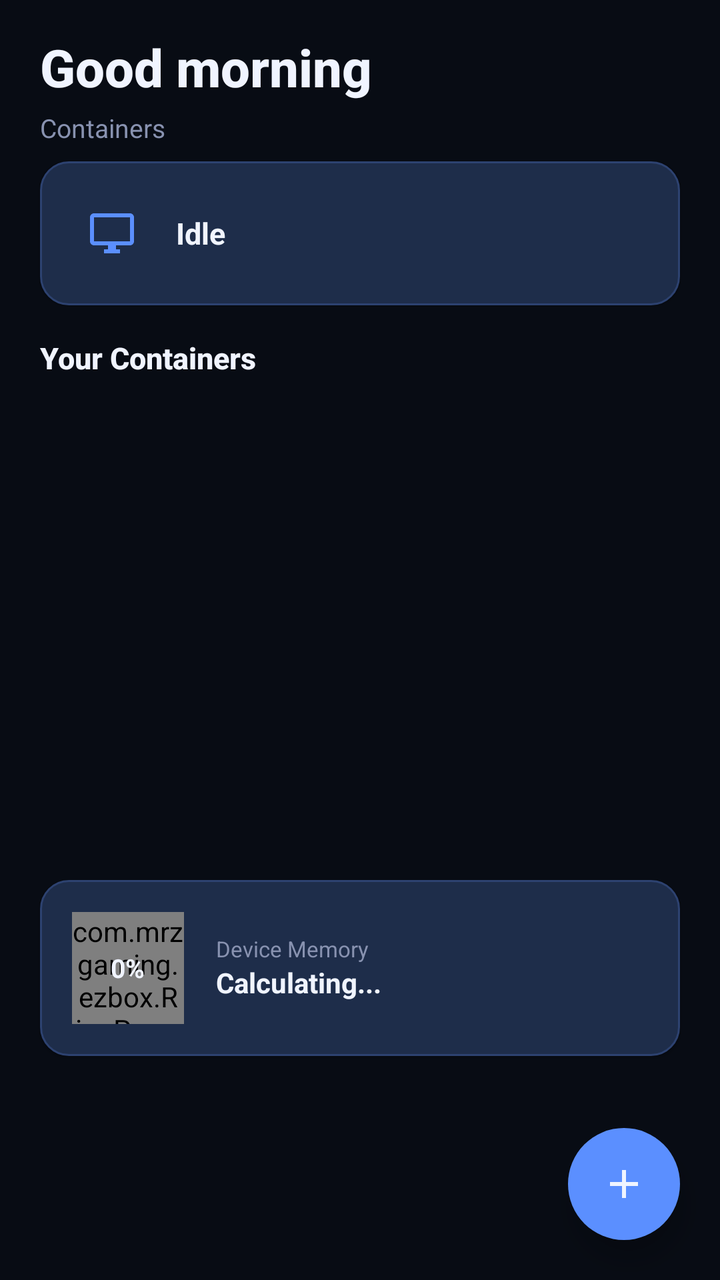
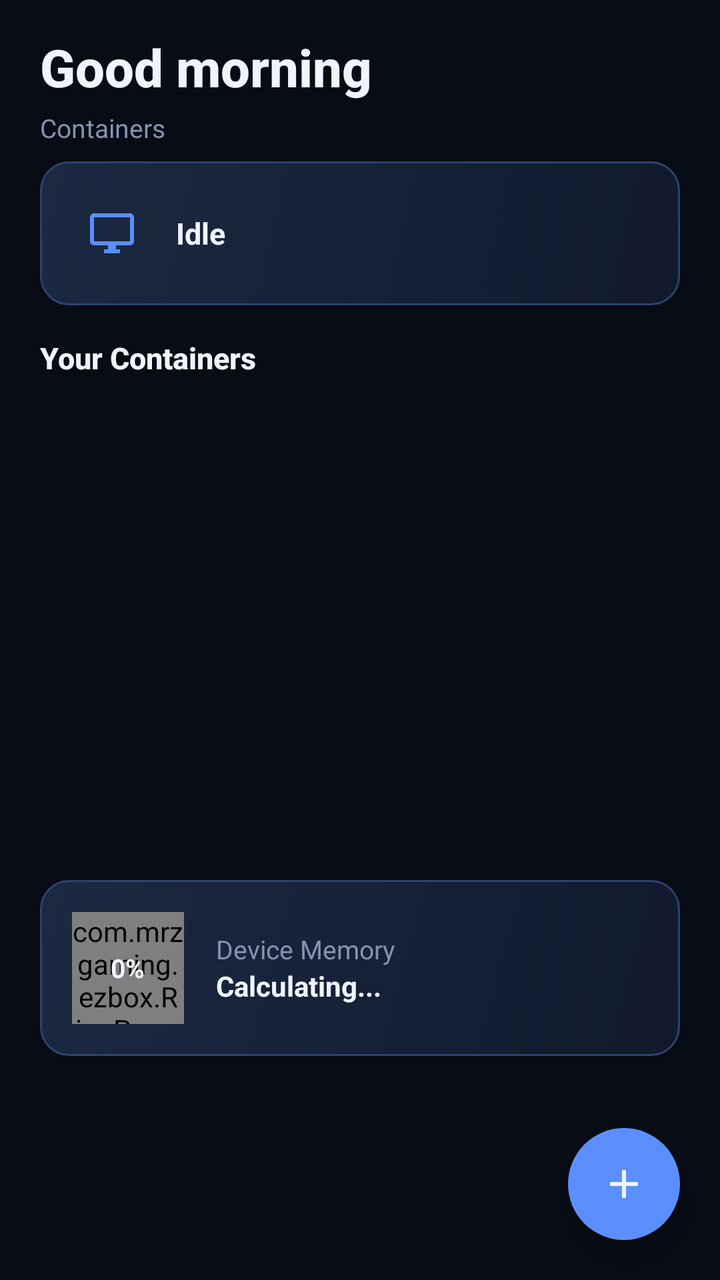

Screens rendered from an Android XML layout before and after an edit, with the pre-edit source and the edit as a unified diff.
<!-- AndroidManifest.xml: application theme Theme.EZBox -->
<!-- res/layout/fragment_home.xml -->
<?xml version="1.0" encoding="utf-8"?>
<LinearLayout xmlns:android="http://schemas.android.com/apk/res/android"
    xmlns:app="http://schemas.android.com/apk/res-auto"
    android:layout_width="match_parent"
    android:layout_height="match_parent"
    android:orientation="vertical"
    android:background="@color/ezos_bg_base"
    android:fitsSystemWindows="true">

    
    <LinearLayout
        android:layout_width="match_parent"
        android:layout_height="wrap_content"
        android:orientation="vertical"
        android:paddingTop="16dp"
        android:paddingBottom="8dp"
        android:paddingStart="20dp"
        android:paddingEnd="20dp">

        <TextView
            android:id="@+id/tvGreeting"
            android:layout_width="wrap_content"
            android:layout_height="wrap_content"
            android:text="Good morning"
            android:textColor="@color/ezos_text_primary"
            android:textSize="26sp"
            android:textStyle="bold"
            android:fontFamily="sans-serif-medium" />

        <TextView
            android:layout_width="wrap_content"
            android:layout_height="wrap_content"
            android:text="Containers"
            android:textColor="@color/ezos_text_secondary"
            android:textSize="13sp"
            android:layout_marginTop="4dp" />
    </LinearLayout>

    
    <LinearLayout
        android:layout_width="match_parent"
        android:layout_height="wrap_content"
        android:orientation="horizontal"
        android:gravity="center_vertical"
        android:background="@drawable/card_glow_bg"
        android:padding="16dp"
        android:layout_marginHorizontal="20dp"
        android:layout_marginBottom="16dp"
        android:elevation="1dp">

        <FrameLayout
            android:layout_width="40dp"
            android:layout_height="40dp"
            android:layout_marginEnd="12dp">

            <ImageView
                android:layout_width="24dp"
                android:layout_height="24dp"
                android:src="@drawable/ic_desktop_monitor"
                app:tint="@color/ezos_accent"
                android:layout_gravity="center" />
        </FrameLayout>

        <LinearLayout
            android:layout_width="0dp"
            android:layout_height="wrap_content"
            android:layout_weight="1"
            android:orientation="vertical">

            <TextView
                android:id="@+id/tvBackendStatus"
                android:layout_width="wrap_content"
                android:layout_height="wrap_content"
                android:text="Idle"
                android:textColor="@color/ezos_text_primary"
                android:textSize="15sp"
                android:textStyle="bold" />

            <TextView
                android:id="@+id/tvUptime"
                android:layout_width="wrap_content"
                android:layout_height="wrap_content"
                android:text=""
                android:textColor="@color/ezos_accent"
                android:textSize="11sp"
                android:textStyle="bold"
                android:visibility="gone" />
        </LinearLayout>
    </LinearLayout>

    
    <TextView
        android:layout_width="wrap_content"
        android:layout_height="wrap_content"
        android:text="Your Containers"
        android:textColor="@color/ezos_text_primary"
        android:textSize="15sp"
        android:textStyle="bold"
        android:paddingHorizontal="20dp"
        android:layout_marginBottom="12dp"
        android:fontFamily="sans-serif-medium" />

    <androidx.recyclerview.widget.RecyclerView
        android:id="@+id/recyclerContainers"
        android:layout_width="match_parent"
        android:layout_height="0dp"
        android:layout_weight="1"
        android:layout_marginHorizontal="20dp"
        android:clipToPadding="false" />

    
    <LinearLayout
        android:layout_width="match_parent"
        android:layout_height="wrap_content"
        android:orientation="horizontal"
        android:gravity="center_vertical"
        android:background="@drawable/card_glow_bg"
        android:padding="16dp"
        android:layout_marginHorizontal="20dp"
        android:layout_marginBottom="16dp"
        android:elevation="1dp">

        <FrameLayout
            android:layout_width="56dp"
            android:layout_height="56dp"
            android:layout_marginEnd="16dp">

            <com.mrzgaming.ezbox.RingProgressView
                android:id="@+id/ringRam"
                android:layout_width="match_parent"
                android:layout_height="match_parent" />

            <TextView
                android:id="@+id/tvRamPercent"
                android:layout_width="wrap_content"
                android:layout_height="wrap_content"
                android:layout_gravity="center"
                android:text="0%"
                android:textColor="@color/ezos_text_primary"
                android:textSize="13sp"
                android:textStyle="bold" />
        </FrameLayout>

        <LinearLayout
            android:layout_width="0dp"
            android:layout_height="wrap_content"
            android:layout_weight="1"
            android:orientation="vertical">

            <TextView
                android:layout_width="wrap_content"
                android:layout_height="wrap_content"
                android:text="Device Memory"
                android:textColor="@color/ezos_text_secondary"
                android:textSize="11sp" />

            <TextView
                android:id="@+id/tvRamDetail"
                android:layout_width="wrap_content"
                android:layout_height="wrap_content"
                android:text="Calculating..."
                android:textColor="@color/ezos_text_primary"
                android:textSize="14sp"
                android:textStyle="bold" />
        </LinearLayout>
    </LinearLayout>

    
    <com.google.android.material.floatingactionbutton.FloatingActionButton
        android:id="@+id/fabAdd"
        android:layout_width="56dp"
        android:layout_height="56dp"
        android:layout_gravity="bottom|end"
        android:layout_margin="20dp"
        android:layout_marginBottom="90dp"
        android:src="@drawable/ic_add"
        android:backgroundTint="@color/ezos_accent"
        app:elevation="8dp"
        app:borderWidth="0dp" />

</LinearLayout>
<!-- resources referenced by this layout -->
<resources>
  <color name="ezos_accent">#5B8FFF</color>
  <color name="ezos_bg_base">#080C14</color>
  <color name="ezos_text_primary">#F0F4FF</color>
  <color name="ezos_text_secondary">#8892B0</color>
  <!-- drawable card_glow_bg (drawable) -->
  <?xml version="1.0" encoding="utf-8"?>
  <shape xmlns:android="http://schemas.android.com/apk/res/android">
      <solid android:color="#1E2D4A" />
      <corners android:radius="14dp" />
      <stroke android:width="1dp" android:color="#2D4270" />
  </shape>
  <!-- drawable ic_add (drawable) -->
  <?xml version="1.0" encoding="utf-8"?>
  <vector xmlns:android="http://schemas.android.com/apk/res/android"
      android:width="24dp"
      android:height="24dp"
      android:viewportWidth="24"
      android:viewportHeight="24">
      <path
          android:fillColor="@android:color/white"
          android:pathData="M19,13h-6v6h-2v-6H5v-2h6V5h2v6h6v2z" />
  </vector>
  <!-- drawable ic_desktop_monitor (drawable) -->
  <vector xmlns:android="http://schemas.android.com/apk/res/android"
      android:width="24dp" android:height="24dp"
      android:viewportWidth="24" android:viewportHeight="24"
      android:tint="#FFFFFF">
      <path android:fillColor="@android:color/white"
          android:pathData="M21,16H3V4h18v12zM21,2H3C1.89,2 1,2.89 1,4v12c0,1.1 0.89,2 2,2h7v2H8v2h8v-2h-2v-2h7c1.1,0 2,-0.9 2,-2V4C23,2.89 22.11,2 21,2z"/>
  </vector>
  <style name="Theme.EZBox" parent="Theme.MaterialComponents.NoActionBar">
          <item name="android:windowBackground">@color/ezos_bg_base</item>
          <item name="colorPrimary">@color/ezos_accent_gradient_start</item>
          <item name="colorPrimaryVariant">@color/ezos_accent_gradient_end</item>
          <item name="colorOnPrimary">@color/ezos_text_primary</item>
          <item name="colorSecondary">@color/ezos_accent</item>
          <item name="colorOnSecondary">@color/ezos_text_primary</item>
          <item name="android:textColorPrimary">@color/ezos_text_primary</item>
          <item name="android:textColorSecondary">@color/ezos_text_secondary</item>
          <item name="bottomNavigationStyle">@style/EZBox.BottomNav</item>
          <item name="colorControlNormal">@color/ezos_text_secondary</item>
          <item name="colorControlActivated">@color/ezos_accent</item>
          <item name="colorControlHighlight">@color/ezos_accent</item>
          <item name="android:statusBarColor">@color/ezos_bg_base</item>
          <item name="android:navigationBarColor">@color/ezos_bg_base</item>
      </style>
  <color name="ezos_accent_gradient_start">#5B8FFF</color>
  <color name="ezos_accent_gradient_end">#8B5CF6</color>
  <style name="EZBox.BottomNav" parent="Widget.MaterialComponents.BottomNavigationView">
          <item name="itemIconTint">@color/nav_icon_tint</item>
          <item name="itemTextColor">@color/nav_icon_tint</item>
          <item name="itemRippleColor">@color/ezos_accent</item>
          <item name="android:background">@drawable/nav_pill_bg</item>
      </style>
  <!-- drawable nav_pill_bg (drawable) -->
  <?xml version="1.0" encoding="utf-8"?>
  <shape xmlns:android="http://schemas.android.com/apk/res/android">
      <solid android:color="#E61A2540" />
      <corners android:radius="32dp" />
      <stroke android:width="1dp" android:color="@color/ezos_card_border" />
  </shape>
  <color name="ezos_card_border">#1E2D4A</color>
</resources>

<!-- the commit's change to res/layout/fragment_home.xml (unified diff, before → after) -->
@@ -5,7 +5,7 @@
     android:layout_height="match_parent"
     android:orientation="vertical"
     android:background="@color/ezos_bg_base"
-    android:fitsSystemWindows="true">
+    android:clipToPadding="false">
 
     
     <LinearLayout
@@ -42,7 +42,7 @@
         android:layout_height="wrap_content"
         android:orientation="horizontal"
         android:gravity="center_vertical"
-        android:background="@drawable/card_glow_bg"
+        android:background="@drawable/ez_card"
         android:padding="16dp"
         android:layout_marginHorizontal="20dp"
         android:layout_marginBottom="16dp"
@@ -82,7 +82,7 @@
                 android:layout_height="wrap_content"
                 android:text=""
                 android:textColor="@color/ezos_accent"
-                android:textSize="11sp"
+                android:textSize="13sp"
                 android:textStyle="bold"
                 android:visibility="gone" />
         </LinearLayout>
@@ -106,7 +106,7 @@
         android:layout_height="0dp"
         android:layout_weight="1"
         android:layout_marginHorizontal="20dp"
-        android:clipToPadding="false" />
+        android:layout_marginBottom="16dp" />
 
     
     <LinearLayout
@@ -114,7 +114,7 @@
         android:layout_height="wrap_content"
         android:orientation="horizontal"
         android:gravity="center_vertical"
-        android:background="@drawable/card_glow_bg"
+        android:background="@drawable/ez_card"
         android:padding="16dp"
         android:layout_marginHorizontal="20dp"
         android:layout_marginBottom="16dp"
@@ -152,7 +152,7 @@
                 android:layout_height="wrap_content"
                 android:text="Device Memory"
                 android:textColor="@color/ezos_text_secondary"
-                android:textSize="11sp" />
+                android:textSize="13sp" />
 
             <TextView
                 android:id="@+id/tvRamDetail"
@@ -172,7 +172,7 @@
         android:layout_height="56dp"
         android:layout_gravity="bottom|end"
         android:layout_margin="20dp"
-        android:layout_marginBottom="90dp"
+        android:layout_marginBottom="16dp"
         android:src="@drawable/ic_add"
         android:backgroundTint="@color/ezos_accent"
         app:elevation="8dp"
<!-- resource entries referenced after the edit -->
@@ -4,10 +4,13 @@
   <color name="ezos_bg_base">#080C14</color>
   <color name="ezos_text_primary">#F0F4FF</color>
   <color name="ezos_text_secondary">#8892B0</color>
-  <!-- drawable card_glow_bg (drawable) -->
+  <!-- drawable ez_card (drawable) -->
   <?xml version="1.0" encoding="utf-8"?>
   <shape xmlns:android="http://schemas.android.com/apk/res/android">
-      <solid android:color="#1E2D4A" />
+      <gradient
+          android:angle="315"
+          android:startColor="#1B2942"
+          android:endColor="#111A2C" />
       <corners android:radius="14dp" />
       <stroke android:width="1dp" android:color="#2D4270" />
   </shape>
